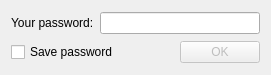
The window that plugins/icq/passworddialog.ui (Winand/mqutim) describes before a commit, drawn with Qt 5.
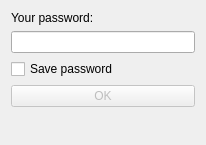
The same window after the commit. Icons and pictures are not drawn.

Diff of the .ui file:
```diff
--- a/plugins/icq/passworddialog.ui
+++ b/plugins/icq/passworddialog.ui
@@ -5,22 +5,22 @@
    <rect>
     <x>0</x>
     <y>0</y>
-    <width>271</width>
-    <height>75</height>
+    <width>206</width>
+    <height>145</height>
    </rect>
   </property>
   <property name="windowTitle" >
    <string>Enter your password</string>
   </property>
-  <layout class="QGridLayout" >
-   <item row="0" column="0" >
+  <layout class="QVBoxLayout" name="verticalLayout" >
+   <item>
     <widget class="QLabel" name="passwordLabel" >
      <property name="text" >
       <string>Your password:</string>
      </property>
     </widget>
    </item>
-   <item row="0" column="1" colspan="2" >
+   <item>
     <widget class="QLineEdit" name="passwordEdit" >
      <property name="maxLength" >
       <number>16</number>
@@ -30,14 +30,14 @@
      </property>
     </widget>
    </item>
-   <item row="1" column="0" colspan="2" >
+   <item>
     <widget class="QCheckBox" name="saveBox" >
      <property name="text" >
       <string>Save password</string>
      </property>
     </widget>
    </item>
-   <item row="1" column="2" >
+   <item>
     <widget class="QPushButton" name="saveButton" >
      <property name="enabled" >
       <bool>false</bool>
@@ -50,6 +50,19 @@
      </property>
     </widget>
    </item>
+   <item>
+    <spacer name="verticalSpacer" >
+     <property name="orientation" >
+      <enum>Qt::Vertical</enum>
+     </property>
+     <property name="sizeHint" stdset="0" >
+      <size>
+       <width>20</width>
+       <height>40</height>
+      </size>
+     </property>
+    </spacer>
+   </item>
   </layout>
  </widget>
  <layoutdefault spacing="6" margin="11" />
```
Left out of the diff: 4 changed lines with no effect on the pictures.
